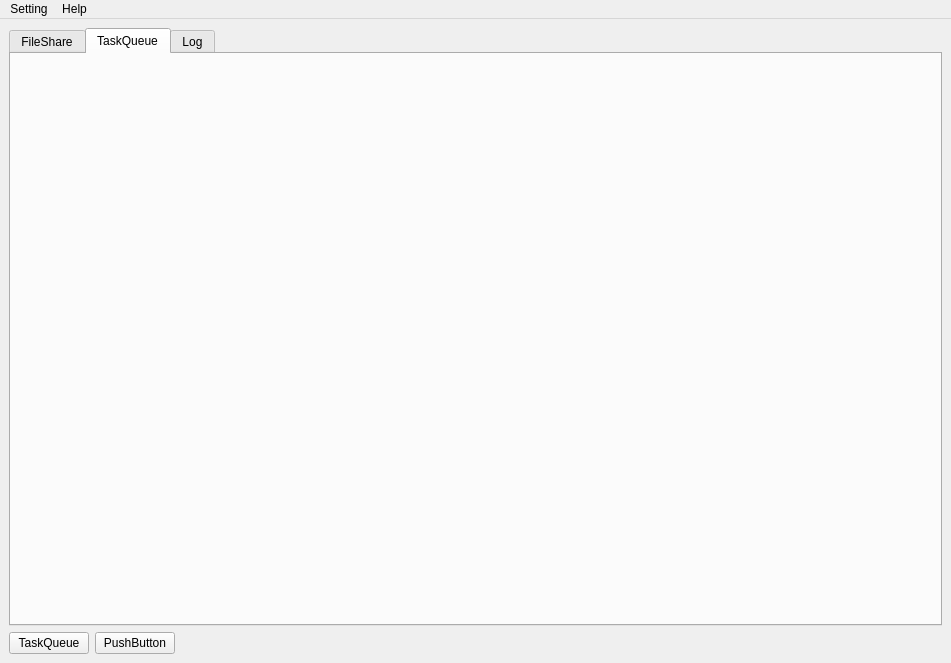
Qt form mainwindow.ui (kechuan/HTTP-QT) before a commit.
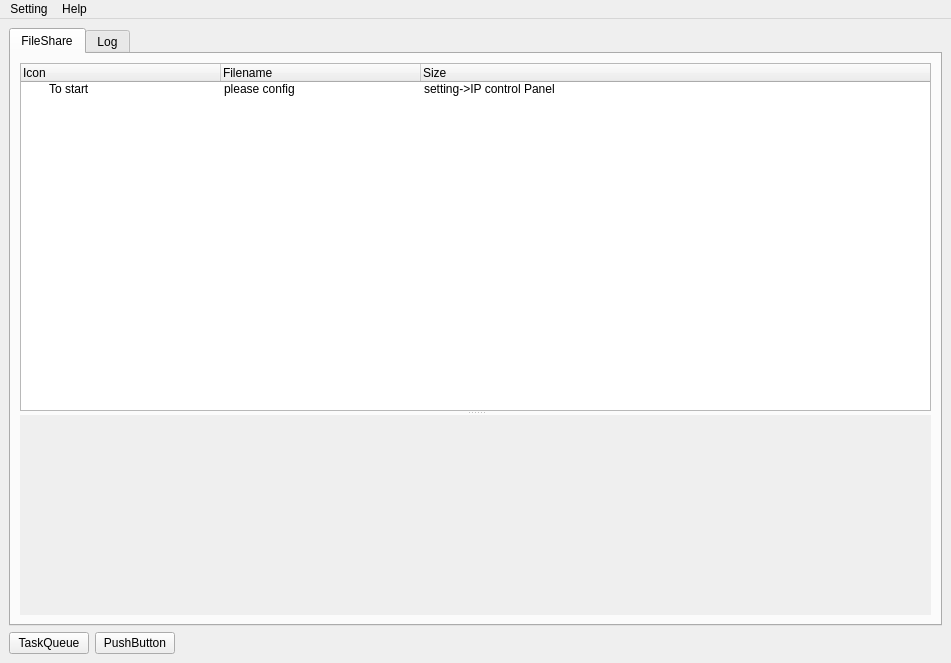
The same form after that commit. The open tabs and pages were chosen to show the change.

Patch:
```diff
--- a/mainwindow.ui
+++ b/mainwindow.ui
@@ -127,16 +127,6 @@
         </item>
        </layout>
       </widget>
-      <widget class="QWidget" name="Tab_TaskQueue">
-       <attribute name="title">
-        <string>TaskQueue</string>
-       </attribute>
-       <layout class="QVBoxLayout" name="verticalLayout_6">
-        <item>
-         <layout class="QVBoxLayout" name="TaskQueue"/>
-        </item>
-       </layout>
-      </widget>
       <widget class="QWidget" name="Tab_log">
        <attribute name="title">
         <string>Log</string>
```
